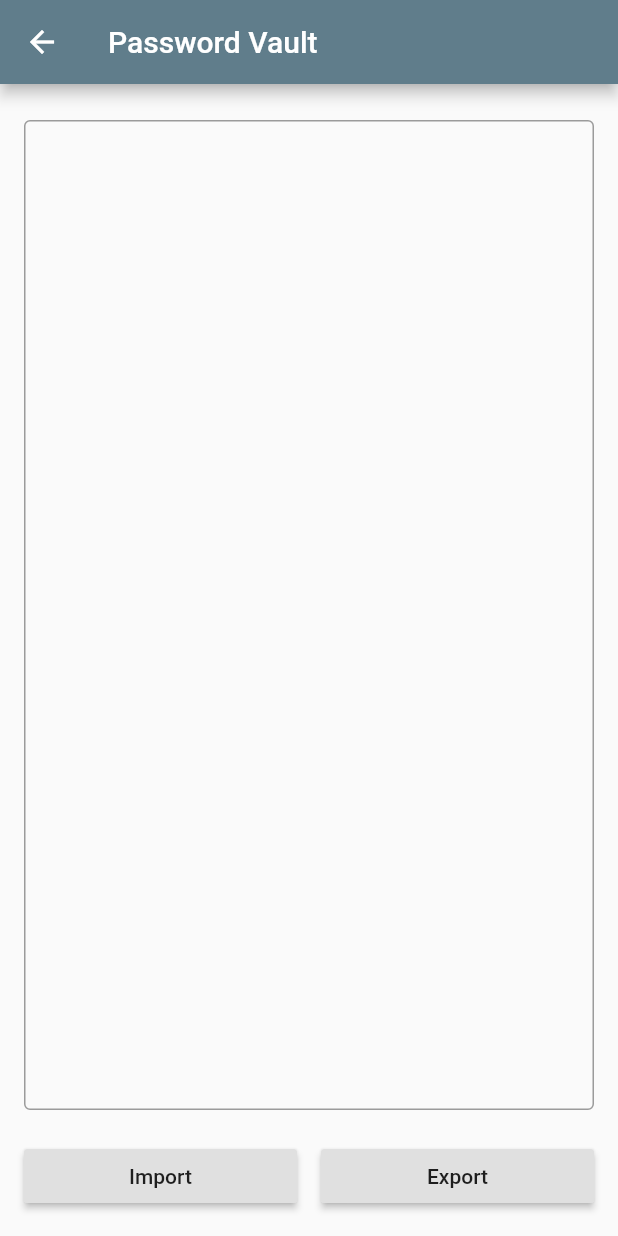
After one commit to darekbx/password-vault-client, a Flutter app: the BackupPage screen opened directly, on a phone screen of 412 x 824 dp. The commit adds this screen. Run offline on Flutter 3.47's test engine with Material 2 defaults, Android fonts, the phone set to English and light mode, and no system bars; our stand-ins replace shared_preferences; missing offline and left inert: biometric, encrypt; accounts and stored records are empty.

Commit message:
Backup page draft

```diff
--- /dev/null
+++ b/lib/backup/backuppage.dart
@@ -0,0 +1,53 @@
+import 'package:flutter/material.dart';
+
+class BackupPage extends StatefulWidget {
+  BackupPage({Key key, this.mode}) : super(key: key);
+
+  final int mode;
+
+  @override
+  _BackupState createState() => _BackupState();
+}
+
+class _BackupState extends State<BackupPage> {
+  @override
+  Widget build(BuildContext context) {
+    return Scaffold(
+      appBar: AppBar(
+        title: Text("Password Vault"),
+      ),
+      body: Column(
+        crossAxisAlignment: CrossAxisAlignment.start,
+        children: <Widget>[
+          SizedBox(height: 8),
+          Expanded(
+              child: Container(
+                  padding: EdgeInsets.all(16),
+                  child: TextFormField(
+                    textAlign: TextAlign.start,
+                    maxLines: null,
+                    expands: true,
+                    decoration: InputDecoration(
+                      hintText: "",
+                      border: OutlineInputBorder()
+                    ),
+                  ))),
+          Row(crossAxisAlignment: CrossAxisAlignment.start, children: <Widget>[
+            Expanded(
+                child: Padding(
+                    padding: EdgeInsets.only(left:16, right:8, top:4, bottom:16),
+                    child: RaisedButton(
+                      child: Text("Import"),
+                      onPressed: () {},
+                    ))),
+            Expanded(
+                child: Padding(
+                    padding: EdgeInsets.only(left:8, right:16, top:4, bottom:16),
+                    child:
+                        RaisedButton(child: Text("Export"), onPressed: () {}))),
+          ]),
+        ],
+      ),
+    );
+  }
+}
--- a/lib/vault/keyslistpage.dart
+++ b/lib/vault/keyslistpage.dart
@@ -3,6 +3,7 @@ import 'package:passwordvaultclient/storage.dart';
 import 'package:passwordvaultclient/security/encryptedstorage.dart';
 import 'package:passwordvaultclient/vault/addsecretpage.dart';
 import 'package:passwordvaultclient/vault/secretpage.dart';
+import 'package:passwordvaultclient/backup/backuppage.dart';
 
 class KeysListPage extends StatefulWidget {
   KeysListPage({Key key}) : super(key: key);
@@ -29,7 +30,6 @@ class _KeysListState extends State<KeysListPage> {
       appBar: AppBar(
         title: Text("Password Vault"),
         actions: <Widget>[
-
           PopupMenuButton<int>(
             onSelected: (index) => _menuOptionSelected(context, index),
             itemBuilder: (BuildContext context) {
@@ -51,15 +51,8 @@ class _KeysListState extends State<KeysListPage> {
   }
 
   void _menuOptionSelected(BuildContext context, int index) async {
-    switch (index) {
-      case 1:
-
-        break;
-      case 2:
-
-        break;
-    }
-    Navigator.pop(context);
+    Navigator.push(context,
+        MaterialPageRoute(builder: (context) => BackupPage(mode: index)));
   }
 
   FutureBuilder _buildList() {
--- a/pubspec.yaml
+++ b/pubspec.yaml
@@ -14,6 +14,7 @@ dependencies:
   biometric: ^0.0.9
   encrypt: ^3.3.1
   shared_preferences: ^0.5.3+4
+  path_provider: ^1.4.0
 
 dev_dependencies:
   test: ^1.8.0
```
Also changed, not shown: pubspec.lock.
